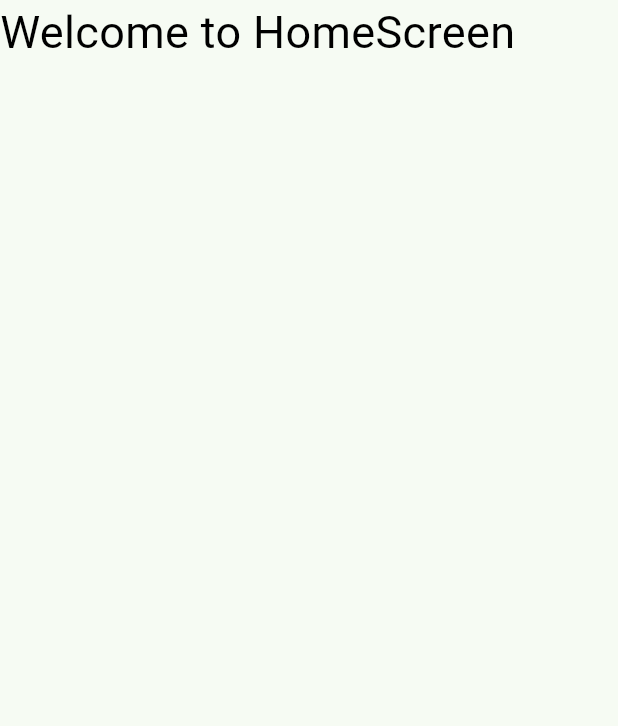
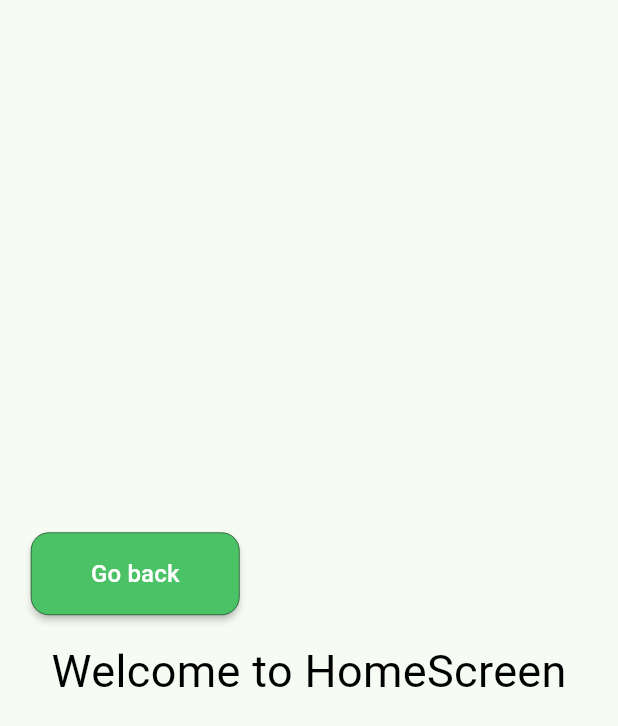
Before and after one commit to ObedDM/Fitness-system-project, a Flutter app: the HomeScreen screen opened by its route, on a phone screen of 412 x 824 dp. Shown: the top 726 px of the screen. Run offline on Flutter 3.47's test engine with Material 3 defaults, Android fonts, the light colour scheme and no system bars.

Commit message:
Add: navigation buttons between login and home screens

```diff
--- a/mobile/lib/features/auth/screens/login_screen.dart
+++ b/mobile/lib/features/auth/screens/login_screen.dart
@@ -78,7 +78,9 @@
 
                           // Login Button
                           MaterialButton(
-                            onPressed: () => {},
+                            onPressed: () => {
+                              Navigator.pushNamed(context, '/home')
+                            },
                             color: const Color.fromARGB(255, 192, 255, 179),
                             padding: const EdgeInsets.symmetric(
                               horizontal: 40,
--- a/mobile/lib/features/home/screens/home_screen.dart
+++ b/mobile/lib/features/home/screens/home_screen.dart
@@ -14,8 +14,48 @@ class _HomeScreenState extends State<HomeScreen> {
 
     return Scaffold(
       body: SafeArea(
-        child: Column(
+        child:
+        Padding(
+          padding: EdgeInsets.all(size.width * 0.05),
+          child:
+            Column(
+              mainAxisAlignment: MainAxisAlignment.center,
               children: [
+
+                // Go back to login screen button
+                Row(
+                  mainAxisAlignment: MainAxisAlignment.start,
+                  children: [
+                    MaterialButton(
+                      onPressed: () => {
+                        Navigator.pushNamed(context, '/login')
+                      },
+                      color: const Color.fromARGB(255, 76, 194, 102),
+                      padding: const EdgeInsets.symmetric(
+                        horizontal: 40,
+                        vertical: 16,
+                      ),
+                      shape: RoundedRectangleBorder(
+                        borderRadius: BorderRadius.circular(12),
+                        side: BorderSide(
+                          color: Colors.black,
+                          width: 0.3
+                        )
+                      ),
+                      child: const Text(
+                        'Go back',
+                        style: TextStyle(
+                          color: Colors.white,
+                          fontSize: 16,
+                        ),
+                      ),
+                    )
+                  ]
+                ),
+
+                // Blanck space
+                const SizedBox(height: 16),
+
                 // Placeholder Text
                 Text(
                   'Welcome to HomeScreen',
@@ -26,6 +66,7 @@ class _HomeScreenState extends State<HomeScreen> {
                 )
               ],
             ),
+        )
       ),
     );
   }
```
Lines whose indentation alone changed are shown as unchanged.
